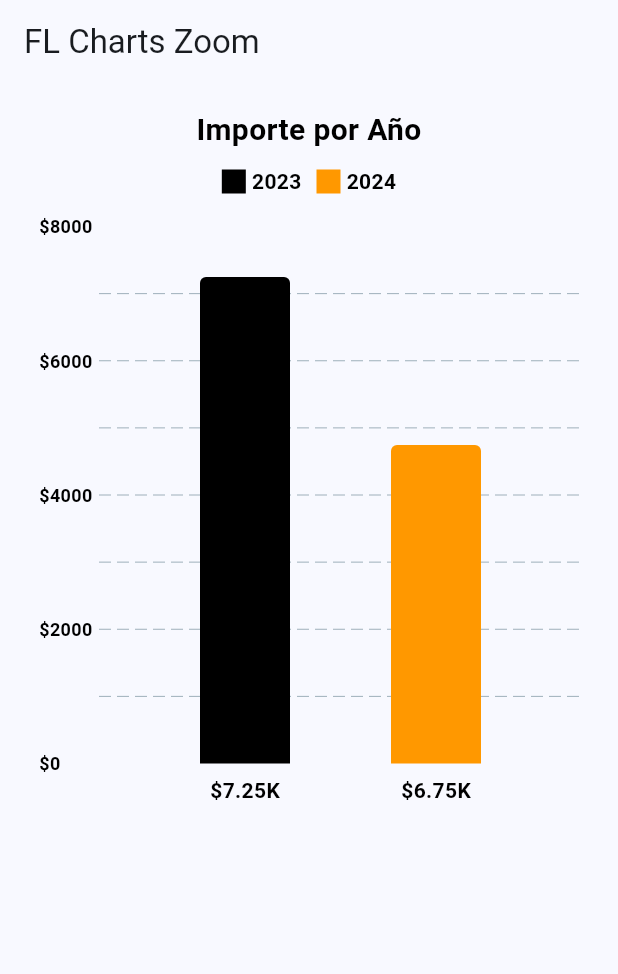
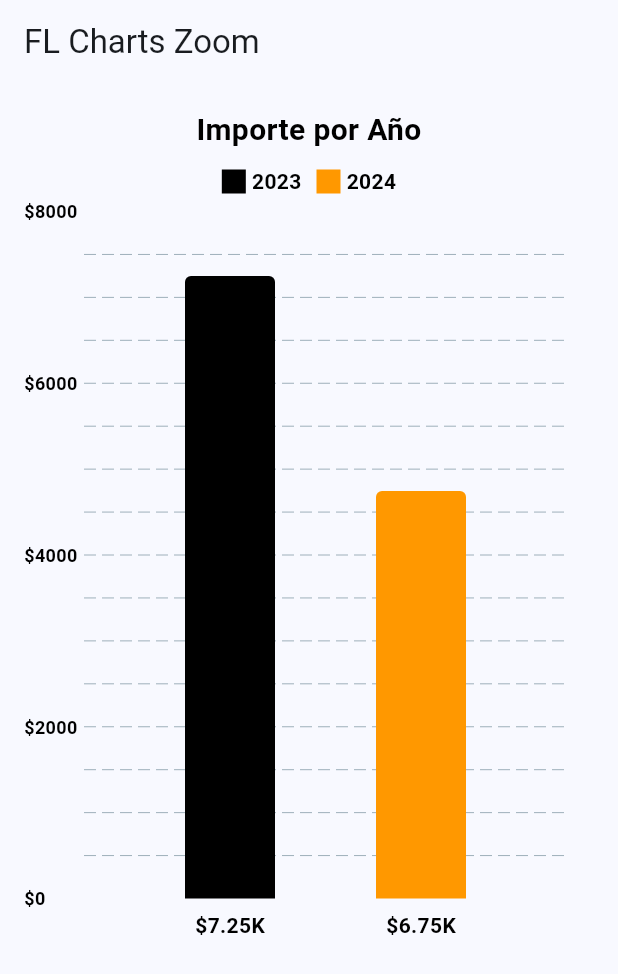
Before and after one commit to joseLuisMtzE/chart_libraries_tests, a Flutter app: the FlChartsZoomScreen screen opened by its route, on a phone screen of 412 x 824 dp. Shown: the top 974 px of the screen. Run offline on Flutter 3.47's test engine with Material 3 defaults, Android fonts, the phone set to English and light mode, and no system bars; drawn by our look-alikes of fl_chart; our stand-ins replace go_router.

Commit message:
Cambios pruebas, aún no estable

```diff
--- a/lib/helpers/zoomable_widget.dart
+++ b/lib/helpers/zoomable_widget.dart
@@ -5,7 +5,7 @@
     super.key,
     required this.child,
     this.minScale = 1.0,
-    this.maxScale = 4.0,
+    this.maxScale = 2.0,
   });
 
   final Widget child;
@@ -33,25 +33,21 @@
 
   @override
   Widget build(BuildContext context) {
-    return Container(
-      decoration: const BoxDecoration(),
-      padding: const EdgeInsets.all(10),
-      clipBehavior: Clip.hardEdge,
-      width: MediaQuery.of(context).size.width - 50,
+    return SizedBox(
       height: 400,
+      width: double.infinity,
       child: GestureDetector(
-        onDoubleTap: _handleDoubleTap, // Restablecer zoom al hacer doble toque
+        onDoubleTap: _handleDoubleTap,
         child: InteractiveViewer(
           transformationController: _transformationController,
-          panEnabled: true, // Permite desplazar el contenido
-          scaleEnabled: true, // Permite hacer zoom
-          minScale: widget.minScale, // Escala mínima permitida
-          maxScale: widget.maxScale, // Escala máxima permitida
-          boundaryMargin: const EdgeInsets.all(
-              100), // Margen adicional para permitir zoom fuera de los límites
+          panEnabled: true,
+          scaleEnabled: true,
+          minScale: widget.minScale,
+          maxScale: widget.maxScale,
+          boundaryMargin: const EdgeInsets.all(100), // Ajusta el margen para mayor desplazamiento
           clipBehavior: Clip.none,
           constrained: false,
-          child: widget.child, // El widget hijo que será envuelto
+          child: widget.child,
         ),
       ),
     );
--- a/lib/presentation/screens/fl_charts_zoom/bars_fl_screen_zoom.dart
+++ b/lib/presentation/screens/fl_charts_zoom/bars_fl_screen_zoom.dart
@@ -24,10 +24,8 @@
   void initState() {
     super.initState();
     // Crear dos grupos de barras, uno para cada año
-    final barGroup1 =
-        makeGroupData(0, 7248.3, widget.year2023BarColor); // Datos para 2023
-    final barGroup2 =
-        makeGroupData(1, 4746.06, widget.year2024BarColor); // Datos para 2024
+    final barGroup1 = makeGroupData(0, 7248.3, widget.year2023BarColor); // Datos para 2023
+    final barGroup2 = makeGroupData(1, 4746.06, widget.year2024BarColor); // Datos para 2024
     barGroups = [barGroup1, barGroup2];
   }
 
@@ -78,10 +76,10 @@
               ),
               ZoomableWidget(
                 minScale: 1.0,
-                maxScale: 4.0,
+                maxScale: 3.0,
                 child: SizedBox(
                   width: MediaQuery.of(context).size.width - 50,
-                  height: 400,
+                  height: 500,
                   child: BarChart(
                     BarChartData(
                       alignment: BarChartAlignment.spaceEvenly,
@@ -97,12 +95,10 @@
                           tooltipRoundedRadius: 8,
                           tooltipPadding: const EdgeInsets.symmetric(
                               horizontal: 16, vertical: 8),
-                          tooltipMargin: 16,
-                          tooltipHorizontalAlignment:
-                              FLHorizontalAlignment.center,
-                          maxContentWidth: 120,
-                          getTooltipColor: (group) =>
-                              Colors.grey.withOpacity(0.8),
+                          tooltipMargin: 8,
+                          tooltipHorizontalAlignment: FLHorizontalAlignment.center,
+                          maxContentWidth: 100,
+                          getTooltipColor: (group) => Colors.grey.withOpacity(0.8),
                           getTooltipItem: (group, groupIndex, rod, rodIndex) {
                             String year = group.x == 0 ? '2023' : '2024';
                             return BarTooltipItem(
@@ -110,7 +106,7 @@
                               const TextStyle(
                                 color: Colors.white,
                                 fontWeight: FontWeight.bold,
-                                fontSize: 16,
+                                fontSize: 14,
                               ),
                             );
                           },
@@ -123,8 +119,7 @@
                               touchedIndex = -1;
                               return;
                             }
-                            touchedIndex =
-                                barTouchResponse.spot!.touchedBarGroupIndex;
+                            touchedIndex = barTouchResponse.spot!.touchedBarGroupIndex;
                           });
                         },
                       ),
@@ -147,13 +142,11 @@
                                 fontSize: 14,
                               );
                               String text;
-                              int intValue = value.round(); //  valor a entero
+                              int intValue = value.round();
                               if (intValue == 0) {
-                                text = HumanFormats.humanReadableNumber(
-                                    7248.3); // Monto para 2023
+                                text = HumanFormats.humanReadableNumber(7248.3);
                               } else if (intValue == 1) {
-                                text = HumanFormats.humanReadableNumber(
-                                    6746.06); // Monto para 2024
+                                text = HumanFormats.humanReadableNumber(6746.06);
                               } else {
                                 text = '';
                               }
@@ -175,8 +168,7 @@
                                 fontWeight: FontWeight.bold,
                                 fontSize: 12,
                               );
-                              return Text('\$${value.toStringAsFixed(0)}',
-                                  style: style);
+                              return Text('\$${value.toStringAsFixed(0)}', style: style);
                             },
                           ),
                         ),
```
Also changed, not shown: lib/presentation/screens/fl_charts/custom/lineal_custom_screen.dart (+20 -21 lines).
